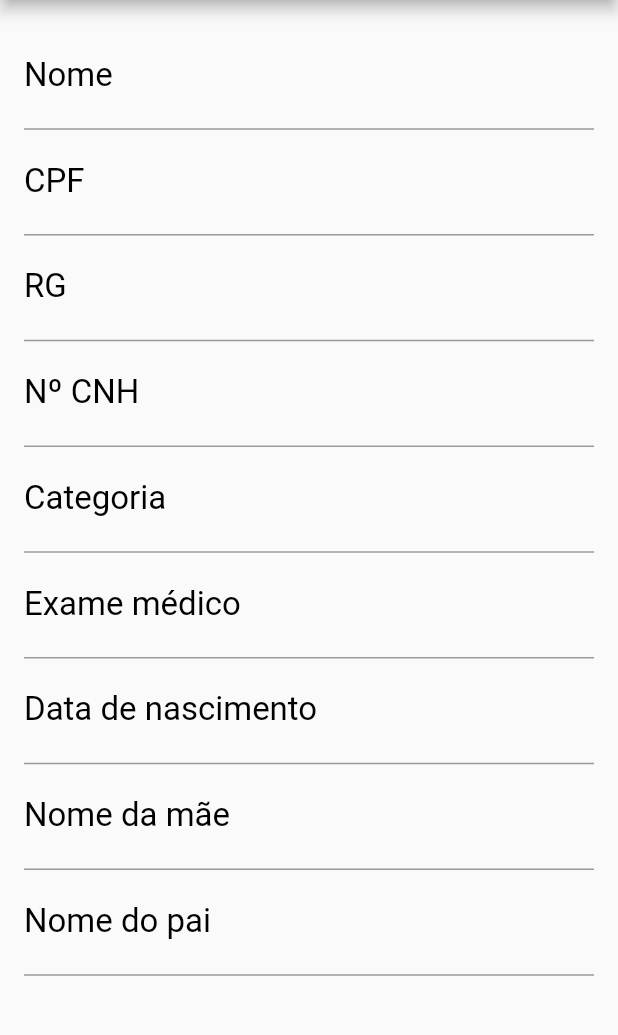
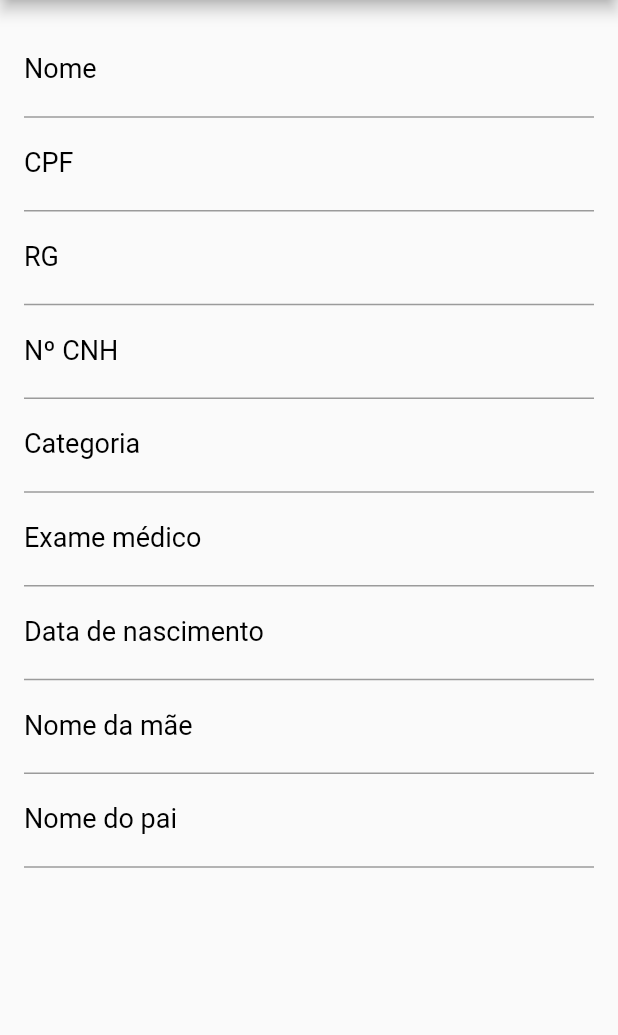
Before and after one commit to matheusneriss/aplicativo-boletim, a Flutter app: the CadastroPessoa screen opened by its route, on a phone screen of 412 x 824 dp, the part 84-1119 px from its top. Run offline on Flutter 3.47's test engine with Material 2 defaults, Android fonts, the phone set to English and light mode, and no system bars; our stand-ins replace cloud_firestore, firebase_auth, firebase_core, firebase_storage, image_picker, mask_text_input_formatter; accounts and stored records are empty.

Commit message:
äjustes

```diff
--- a/lib/telas/CadastroPessoa.dart
+++ b/lib/telas/CadastroPessoa.dart
@@ -182,13 +182,13 @@ class _CadastroPessoaState extends State<CadastroPessoa> {
             keyboardType: TextInputType.text,
             style: TextStyle(
               color: Color(0xFF092757),
-              fontSize: 22,
+              fontSize: 18,
             ),
             decoration: InputDecoration(
               labelText: "Nome",
               labelStyle: TextStyle(
                 color: Colors.black,
-                fontSize: 22,
+                fontSize: 18,
               ),
               hintText: "Digite o nome",
               hintStyle: TextStyle(
@@ -202,13 +202,13 @@ class _CadastroPessoaState extends State<CadastroPessoa> {
             keyboardType: TextInputType.number,
             style: TextStyle(
               color: Color(0xFF092757),
-              fontSize: 22,
+              fontSize: 18,
             ),
             decoration: InputDecoration(
               labelText: "CPF",
               labelStyle: TextStyle(
                 color: Colors.black,
-                fontSize: 22,
+                fontSize: 18,
               ),
               hintText: "Digite o CPF",
               hintStyle: TextStyle(
@@ -222,13 +222,13 @@ class _CadastroPessoaState extends State<CadastroPessoa> {
             keyboardType: TextInputType.number,
             style: TextStyle(
               color: Color(0xFF092757),
-              fontSize: 22,
+              fontSize: 18,
             ),
             decoration: InputDecoration(
               labelText: "RG",
               labelStyle: TextStyle(
                 color: Colors.black,
-                fontSize: 22,
+                fontSize: 18,
               ),
               hintText: "Digite o RG",
               hintStyle: TextStyle(
@@ -242,13 +242,13 @@ class _CadastroPessoaState extends State<CadastroPessoa> {
             keyboardType: TextInputType.number,
             style: TextStyle(
               color: Color(0xFF092757),
-              fontSize: 22,
+              fontSize: 18,
             ),
             decoration: InputDecoration(
               labelText: "Nº CNH",
               labelStyle: TextStyle(
                 color: Colors.black,
-                fontSize: 22,
+                fontSize: 18,
               ),
               hintText: "Digite a CNH",
               hintStyle: TextStyle(
@@ -262,13 +262,13 @@ class _CadastroPessoaState extends State<CadastroPessoa> {
             keyboardType: TextInputType.number,
             style: TextStyle(
               color: Color(0xFF092757),
-              fontSize: 22,
+              fontSize: 18,
             ),
             decoration: InputDecoration(
               labelText: "Categoria",
               labelStyle: TextStyle(
                 color: Colors.black,
-                fontSize: 22,
+                fontSize: 18,
               ),
               hintText: "Digite a categoria",
               hintStyle: TextStyle(
@@ -281,13 +281,13 @@ class _CadastroPessoaState extends State<CadastroPessoa> {
             keyboardType: TextInputType.number,
             style: TextStyle(
               color: Color(0xFF092757),
-              fontSize: 22,
+              fontSize: 18,
             ),
             decoration: InputDecoration(
               labelText: "Exame médico",
               labelStyle: TextStyle(
                 color: Colors.black,
-                fontSize: 22,
+                fontSize: 18,
               ),
               hintText: "Digite o exame médico",
               hintStyle: TextStyle(
@@ -301,13 +301,13 @@ class _CadastroPessoaState extends State<CadastroPessoa> {
             keyboardType: TextInputType.number,
             style: TextStyle(
               color: Color(0xFF092757),
-              fontSize: 22,
+              fontSize: 18,
             ),
             decoration: InputDecoration(
               labelText: "Data de nascimento",
               labelStyle: TextStyle(
                 color: Colors.black,
-                fontSize: 22,
+                fontSize: 18,
               ),
               hintText: "Digite a data de nascimento",
               hintStyle: TextStyle(
@@ -321,13 +321,13 @@ class _CadastroPessoaState extends State<CadastroPessoa> {
             keyboardType: TextInputType.text,
             style: TextStyle(
               color: Color(0xFF092757),
-              fontSize: 22,
+              fontSize: 18,
             ),
             decoration: InputDecoration(
               labelText: "Nome da mãe",
               labelStyle: TextStyle(
                 color: Colors.black,
-                fontSize: 22,
+                fontSize: 18,
               ),
               hintText: "Digite o nome da mãe",
               hintStyle: TextStyle(
@@ -341,13 +341,13 @@ class _CadastroPessoaState extends State<CadastroPessoa> {
             keyboardType: TextInputType.text,
             style: TextStyle(
               color: Color(0xFF092757),
-              fontSize: 22,
+              fontSize: 18,
             ),
             decoration: InputDecoration(
               labelText: "Nome do pai",
               labelStyle: TextStyle(
                 color: Colors.black,
-                fontSize: 22,
+                fontSize: 18,
               ),
               hintText: "Digite o nome do pai",
               hintStyle: TextStyle(
```
